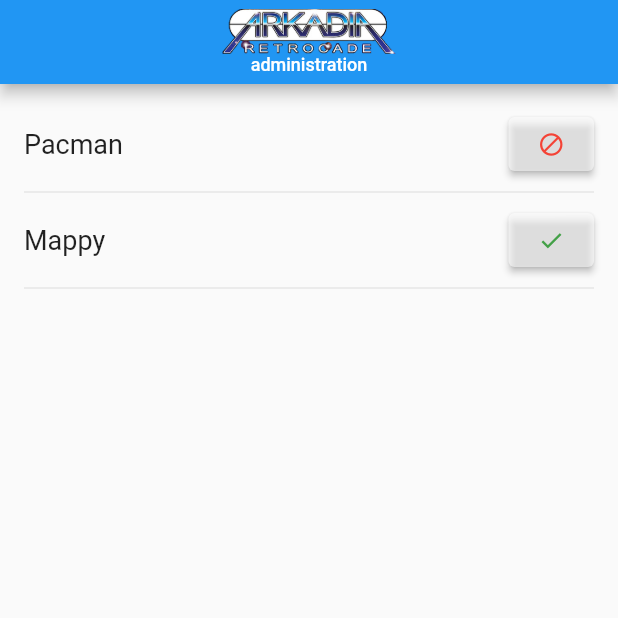
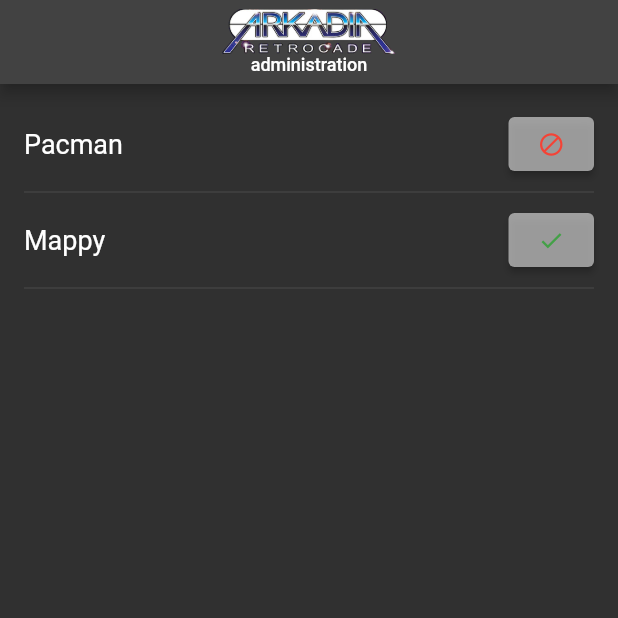
Before and after one commit to Arkadia-Development/arkadia-app, a Flutter app: the screen it shows after launch, on a phone screen of 412 x 824 dp, the top half of it. Run offline on Flutter 3.47's test engine with Material 2 defaults, Android fonts, the phone set to English and light mode, and no system bars; Roboto replaces fonts that are missing (Comic Sans MS).

Commit message:
Update main.dart

```diff
--- a/arkadia_app/lib/main.dart
+++ b/arkadia_app/lib/main.dart
@@ -18,22 +18,24 @@ class ArkadiaAdministrationApp extends StatelessWidget {
     return MaterialApp(
       title: 'Arkadia Administration',
       //everything inside of this ThemeData object were auto-generated and the comments may be useful later
-      theme: ThemeData(
-        // This is the theme of your application.
-        //
-        // Try running your application with "flutter run". You'll see the
-        // application has a blue toolbar. Then, without quitting the app, try
-        // changing the primarySwatch below to Colors.green and then invoke
-        // "hot reload" (press "r" in the console where you ran "flutter run",
-        // or simply save your changes to "hot reload" in a Flutter IDE).
-        // Notice that the counter didn't reset back to zero; the application
-        // is not restarted.
-        primaryColor: Colors.indigo[800],
-        // This makes the visual density adapt to the platform that you run
-        // the app on. For desktop platforms, the controls will be smaller and
-        // closer together (more dense) than on mobile platforms.
-        visualDensity: VisualDensity.adaptivePlatformDensity,
-      ),
+      // theme: ThemeData(
+      //   // This is the theme of your application.
+      //   //
+      //   // Try running your application with "flutter run". You'll see the
+      //   // application has a blue toolbar. Then, without quitting the app, try
+      //   // changing the primarySwatch below to Colors.green and then invoke
+      //   // "hot reload" (press "r" in the console where you ran "flutter run",
+      //   // or simply save your changes to "hot reload" in a Flutter IDE).
+      //   // Notice that the counter didn't reset back to zero; the application
+      //   // is not restarted.
+      //   primaryColor: Colors.indigo[800],
+      //   // This makes the visual density adapt to the platform that you run
+      //   // the app on. For desktop platforms, the controls will be smaller and
+      //   // closer together (more dense) than on mobile platforms.
+      //   visualDensity: VisualDensity.adaptivePlatformDensity,
+      // ),
+      theme: ThemeData
+          .dark(), //dark theme data, will synch based on system settings
       //set "home" point as a GameCabinets widget, shown below
       home: GameCabinets(),
     );
```
